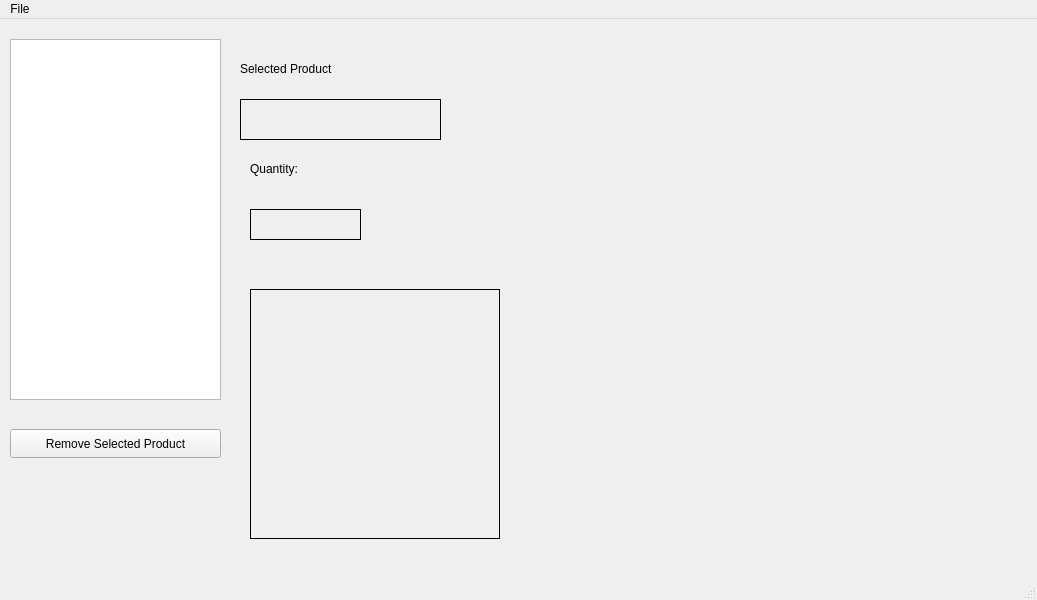
Above: mainwindow.ui from cristhianguerreno/StoreInventory before the change. Below: the same form after it.
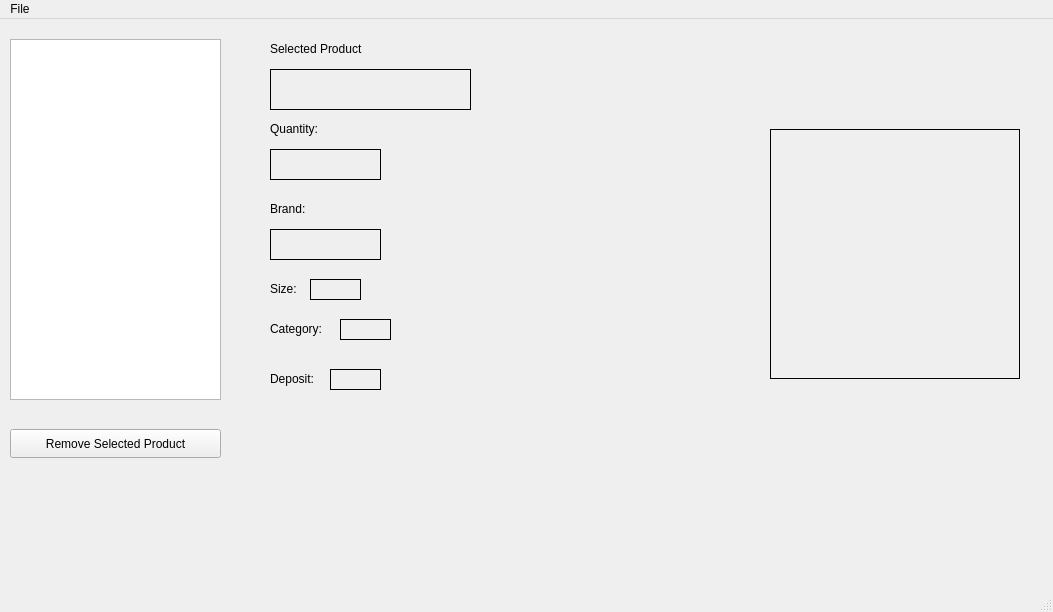
That is the form after the change.

Commit message: Agrego StartDialog y CategoryManager, modificaciones a los diálogos existentes

Patch:
```diff
--- a/mainwindow.ui
+++ b/mainwindow.ui
@@ -6,8 +6,8 @@
    <rect>
     <x>0</x>
     <y>0</y>
-    <width>1037</width>
-    <height>600</height>
+    <width>1053</width>
+    <height>612</height>
    </rect>
   </property>
   <property name="windowTitle">
@@ -27,8 +27,8 @@
    <widget class="QLabel" name="label">
     <property name="geometry">
      <rect>
-      <x>240</x>
-      <y>40</y>
+      <x>270</x>
+      <y>20</y>
       <width>131</width>
       <height>20</height>
      </rect>
@@ -40,8 +40,8 @@
    <widget class="QLabel" name="label_2">
     <property name="geometry">
      <rect>
-      <x>250</x>
-      <y>140</y>
+      <x>270</x>
+      <y>100</y>
       <width>63</width>
       <height>20</height>
      </rect>
@@ -53,8 +53,8 @@
    <widget class="QLabel" name="lblProductName">
     <property name="geometry">
      <rect>
-      <x>240</x>
-      <y>80</y>
+      <x>270</x>
+      <y>50</y>
       <width>201</width>
       <height>41</height>
      </rect>
@@ -69,8 +69,8 @@
    <widget class="QLabel" name="lblImage">
     <property name="geometry">
      <rect>
-      <x>250</x>
-      <y>270</y>
+      <x>770</x>
+      <y>110</y>
       <width>250</width>
       <height>250</height>
      </rect>
@@ -85,8 +85,8 @@
    <widget class="QLabel" name="lblQuantity">
     <property name="geometry">
      <rect>
-      <x>250</x>
-      <y>190</y>
+      <x>270</x>
+      <y>130</y>
       <width>111</width>
       <height>31</height>
      </rect>
@@ -111,13 +111,129 @@
      <string>Remove Selected Product</string>
     </property>
    </widget>
+   <widget class="QLabel" name="label_3">
+    <property name="geometry">
+     <rect>
+      <x>270</x>
+      <y>180</y>
+      <width>63</width>
+      <height>20</height>
+     </rect>
+    </property>
+    <property name="text">
+     <string>Brand:</string>
+    </property>
+   </widget>
+   <widget class="QLabel" name="lblBrand">
+    <property name="geometry">
+     <rect>
+      <x>270</x>
+      <y>210</y>
+      <width>111</width>
+      <height>31</height>
+     </rect>
+    </property>
+    <property name="frameShape">
+     <enum>QFrame::Shape::Panel</enum>
+    </property>
+    <property name="text">
+     <string/>
+    </property>
+   </widget>
+   <widget class="QLabel" name="label_4">
+    <property name="geometry">
+     <rect>
+      <x>270</x>
+      <y>260</y>
+      <width>63</width>
+      <height>20</height>
+     </rect>
+    </property>
+    <property name="text">
+     <string>Size:</string>
+    </property>
+   </widget>
+   <widget class="QLabel" name="lblSize">
+    <property name="geometry">
+     <rect>
+      <x>310</x>
+      <y>260</y>
+      <width>51</width>
+      <height>21</height>
+     </rect>
+    </property>
+    <property name="frameShape">
+     <enum>QFrame::Shape::Panel</enum>
+    </property>
+    <property name="text">
+     <string/>
+    </property>
+   </widget>
+   <widget class="QLabel" name="label_5">
+    <property name="geometry">
+     <rect>
+      <x>270</x>
+      <y>300</y>
+      <width>63</width>
+      <height>20</height>
+     </rect>
+    </property>
+    <property name="text">
+     <string>Category:</string>
+    </property>
+   </widget>
+   <widget class="QLabel" name="label_6">
+    <property name="geometry">
+     <rect>
+      <x>270</x>
+      <y>350</y>
+      <width>63</width>
+      <height>20</height>
+     </rect>
+    </property>
+    <property name="text">
+     <string>Deposit:</string>
+    </property>
+   </widget>
+   <widget class="QLabel" name="lblCategory">
+    <property name="geometry">
+     <rect>
+      <x>340</x>
+      <y>300</y>
+      <width>51</width>
+      <height>21</height>
+     </rect>
+    </property>
+    <property name="frameShape">
+     <enum>QFrame::Shape::Panel</enum>
+    </property>
+    <property name="text">
+     <string/>
+    </property>
+   </widget>
+   <widget class="QLabel" name="lblDeposit">
+    <property name="geometry">
+     <rect>
+      <x>330</x>
+      <y>350</y>
+      <width>51</width>
+      <height>21</height>
+     </rect>
+    </property>
+    <property name="frameShape">
+     <enum>QFrame::Shape::Panel</enum>
+    </property>
+    <property name="text">
+     <string/>
+    </property>
+   </widget>
   </widget>
   <widget class="QMenuBar" name="menubar">
    <property name="geometry">
     <rect>
      <x>0</x>
      <y>0</y>
-     <width>1037</width>
+     <width>1053</width>
      <height>26</height>
     </rect>
    </property>
```
Left out of the diff: 19 changed lines with no effect on the pictures. The commit also changes 18 other files.
